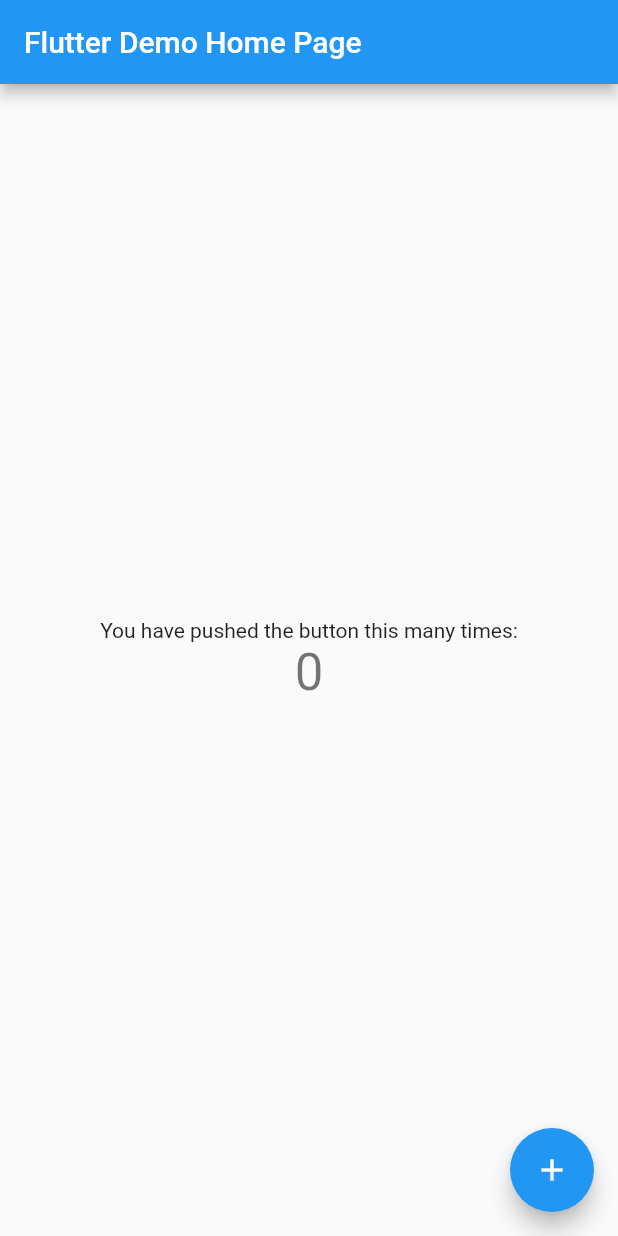
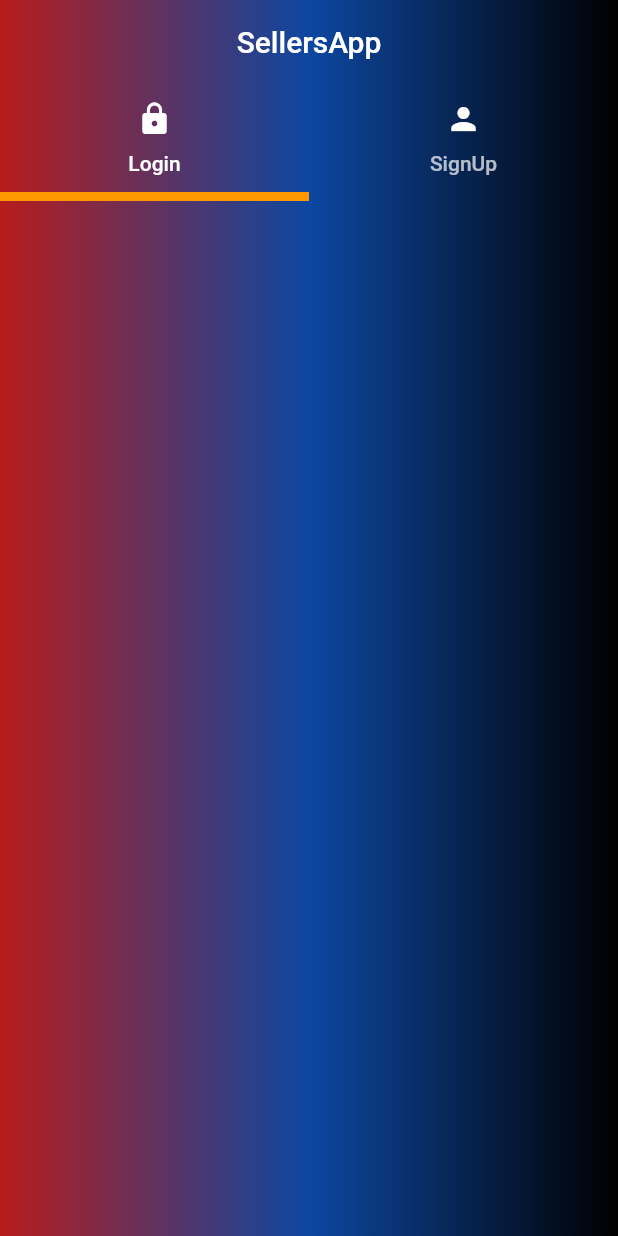
Before and after one commit to ttoghere/sellermultivendor, a Flutter app: the screen it shows after launch, on a phone screen of 412 x 824 dp. Run offline on Flutter 3.47's test engine with Material 2 defaults, Android fonts, the phone set to English and light mode, and no system bars; our stand-ins replace firebase_core; accounts and stored records are empty.

Commit message:
custom form

```diff
--- a/lib/main.dart
+++ b/lib/main.dart
@@ -1,6 +1,7 @@
 import 'package:firebase_core/firebase_core.dart';
 import 'package:flutter/material.dart';
 import 'package:sellermultivendor/firebase_options.dart';
+import 'package:sellermultivendor/view/splashScreen/splash_screen.dart';
 
 void main() async {
   WidgetsFlutterBinding.ensureInitialized();
@@ -13,109 +14,15 @@ void main() async {
 class MyApp extends StatelessWidget {
   const MyApp({Key? key}) : super(key: key);
 
-  // This widget is the root of your application.
   @override
   Widget build(BuildContext context) {
     return MaterialApp(
-      title: 'Flutter Demo',
+      debugShowCheckedModeBanner: false,
+      title: 'Sellers App',
       theme: ThemeData(
-        // This is the theme of your application.
-        //
-        // Try running your application with "flutter run". You'll see the
-        // application has a blue toolbar. Then, without quitting the app, try
-        // changing the primarySwatch below to Colors.green and then invoke
-        // "hot reload" (press "r" in the console where you ran "flutter run",
-        // or simply save your changes to "hot reload" in a Flutter IDE).
-        // Notice that the counter didn't reset back to zero; the application
-        // is not restarted.
         primarySwatch: Colors.blue,
       ),
-      home: const MyHomePage(title: 'Flutter Demo Home Page'),
+      home: const SplashScreen(),
     );
   }
 }
-
-class MyHomePage extends StatefulWidget {
-  const MyHomePage({Key? key, required this.title}) : super(key: key);
-
-  // This widget is the home page of your application. It is stateful, meaning
-  // that it has a State object (defined below) that contains fields that affect
-  // how it looks.
-
-  // This class is the configuration for the state. It holds the values (in this
-  // case the title) provided by the parent (in this case the App widget) and
-  // used by the build method of the State. Fields in a Widget subclass are
-  // always marked "final".
-
-  final String title;
-
-  @override
-  State<MyHomePage> createState() => _MyHomePageState();
-}
-
-class _MyHomePageState extends State<MyHomePage> {
-  int _counter = 0;
-
-  void _incrementCounter() {
-    setState(() {
-      // This call to setState tells the Flutter framework that something has
-      // changed in this State, which causes it to rerun the build method below
-      // so that the display can reflect the updated values. If we changed
-      // _counter without calling setState(), then the build method would not be
-      // called again, and so nothing would appear to happen.
-      _counter++;
-    });
-  }
-
-  @override
-  Widget build(BuildContext context) {
-    // This method is rerun every time setState is called, for instance as done
-    // by the _incrementCounter method above.
-    //
-    // The Flutter framework has been optimized to make rerunning build methods
-    // fast, so that you can just rebuild anything that needs updating rather
-    // than having to individually change instances of widgets.
-    return Scaffold(
-      appBar: AppBar(
-        // Here we take the value from the MyHomePage object that was created by
-        // the App.build method, and use it to set our appbar title.
-        title: Text(widget.title),
-      ),
-      body: Center(
-        // Center is a layout widget. It takes a single child and positions it
-        // in the middle of the parent.
-        child: Column(
-          // Column is also a layout widget. It takes a list of children and
-          // arranges them vertically. By default, it sizes itself to fit its
-          // children horizontally, and tries to be as tall as its parent.
-          //
-          // Invoke "debug painting" (press "p" in the console, choose the
-          // "Toggle Debug Paint" action from the Flutter Inspector in Android
-          // Studio, or the "Toggle Debug Paint" command in Visual Studio Code)
-          // to see the wireframe for each widget.
-          //
-          // Column has various properties to control how it sizes itself and
-          // how it positions its children. Here we use mainAxisAlignment to
-          // center the children vertically; the main axis here is the vertical
-          // axis because Columns are vertical (the cross axis would be
-          // horizontal).
-          mainAxisAlignment: MainAxisAlignment.center,
-          children: <Widget>[
-            const Text(
-              'You have pushed the button this many times:',
-            ),
-            Text(
-              '$_counter',
-              style: Theme.of(context).textTheme.headline4,
-            ),
-          ],
-        ),
-      ),
-      floatingActionButton: FloatingActionButton(
-        onPressed: _incrementCounter,
-        tooltip: 'Increment',
-        child: const Icon(Icons.add),
-      ), // This trailing comma makes auto-formatting nicer for build methods.
-    );
-  }
-}
--- /dev/null
+++ b/lib/view/auth/auth_screen.dart
@@ -0,0 +1,62 @@
+import 'package:flutter/material.dart';
+import 'package:sellermultivendor/view/auth/widgets/login.dart';
+import 'package:sellermultivendor/view/auth/widgets/sign_up.dart';
+import '../shared/app_gradient.dart';
+
+class AuthScreen extends StatefulWidget {
+  const AuthScreen({Key? key}) : super(key: key);
+
+  @override
+  State<AuthScreen> createState() => _AuthScreenState();
+}
+
+class _AuthScreenState extends State<AuthScreen> {
+  @override
+  Widget build(BuildContext context) {
+    return DefaultTabController(
+      length: 2,
+      child: Scaffold(
+        appBar: AppBar(
+          elevation: 0,
+          automaticallyImplyLeading: false,
+          centerTitle: true,
+          title: const Text("SellersApp"),
+          flexibleSpace: Container(
+            decoration: BoxDecoration(
+              gradient: appGradient(),
+            ),
+          ),
+          bottom: const TabBar(
+            tabs: [
+              Tab(
+                icon: Icon(
+                  Icons.lock,
+                  color: Colors.white,
+                ),
+                text: "Login",
+              ),
+              Tab(
+                icon: Icon(
+                  Icons.person,
+                  color: Colors.white,
+                ),
+                text: "SignUp",
+              ),
+            ],
+            indicatorColor: Colors.orange,
+            indicatorWeight: 6,
+          ),
+        ),
+        body: Container(
+          decoration: BoxDecoration(
+            gradient: appGradient(),
+          ),
+          child: TabBarView(children: [
+            Login(),
+            SignUp(),
+          ]),
+        ),
+      ),
+    );
+  }
+}
--- /dev/null
+++ b/lib/view/auth/widgets/login.dart
@@ -0,0 +1,15 @@
+import 'package:flutter/material.dart';
+
+class Login extends StatefulWidget {
+  const Login({Key? key}) : super(key: key);
+
+  @override
+  State<Login> createState() => _LoginState();
+}
+
+class _LoginState extends State<Login> {
+  @override
+  Widget build(BuildContext context) {
+    return Container();
+  }
+}
--- /dev/null
+++ b/lib/view/auth/widgets/sign_up.dart
@@ -0,0 +1,15 @@
+import 'package:flutter/material.dart';
+
+class SignUp extends StatefulWidget {
+  const SignUp({Key? key}) : super(key: key);
+
+  @override
+  State<SignUp> createState() => _SignUpState();
+}
+
+class _SignUpState extends State<SignUp> {
+  @override
+  Widget build(BuildContext context) {
+    return Container();
+  }
+}
--- /dev/null
+++ b/lib/view/shared/app_gradient.dart
@@ -0,0 +1,7 @@
+import 'package:flutter/material.dart';
+
+LinearGradient appGradient() => LinearGradient(
+      colors: [Colors.red[900]!, Colors.blue[900]!, Colors.black],
+      begin: const FractionalOffset(0.0, 0.0),
+      end: const FractionalOffset(1.0, 0.0),
+    );
```
Also changed, not shown: lib/view/splashScreen/splash_screen.dart (added, +62 -0 lines).
